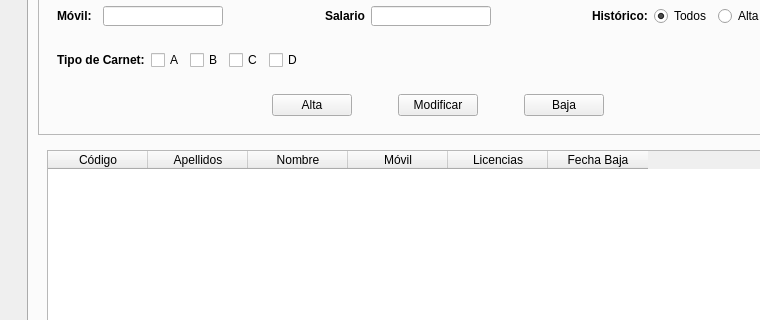
braisdp6/2DAM_DI, file TEMA 1/templates/MainWindow.ui: the form before one commit; both pictures show x 0 to 760 and y 251 to 571 of the 876 by 689 pixel window.
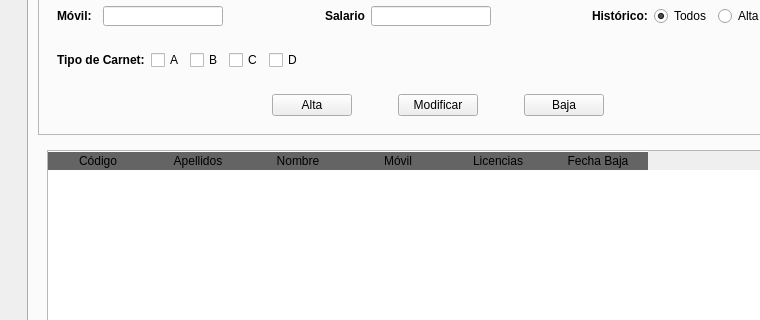
The form after the commit. Icons and pictures are not drawn.

```diff
--- a/TEMA 1/templates/MainWindow.ui
+++ b/TEMA 1/templates/MainWindow.ui
@@ -852,6 +852,9 @@
             <layout class="QVBoxLayout" name="verticalLayout_3">
              <item>
               <widget class="QTableWidget" name="tabDrivers">
+               <property name="enabled">
+                <bool>true</bool>
+               </property>
                <property name="sizePolicy">
                 <sizepolicy hsizetype="Expanding" vsizetype="Expanding">
                  <horstretch>0</horstretch>
@@ -864,6 +867,18 @@
                  <bold>false</bold>
                 </font>
                </property>
+               <property name="styleSheet">
+                <string notr="true">QHeaderView::section:horizontal
+{
+border-top: 1px solid #ffffff;
+color:'white';
+font: 11pt &quot;Arial&quot;;
+background-color:rgb(100,100,100);
+}</string>
+               </property>
+               <property name="editTriggers">
+                <set>QAbstractItemView::NoEditTriggers</set>
+               </property>
                <property name="alternatingRowColors">
                 <bool>true</bool>
                </property>
```
